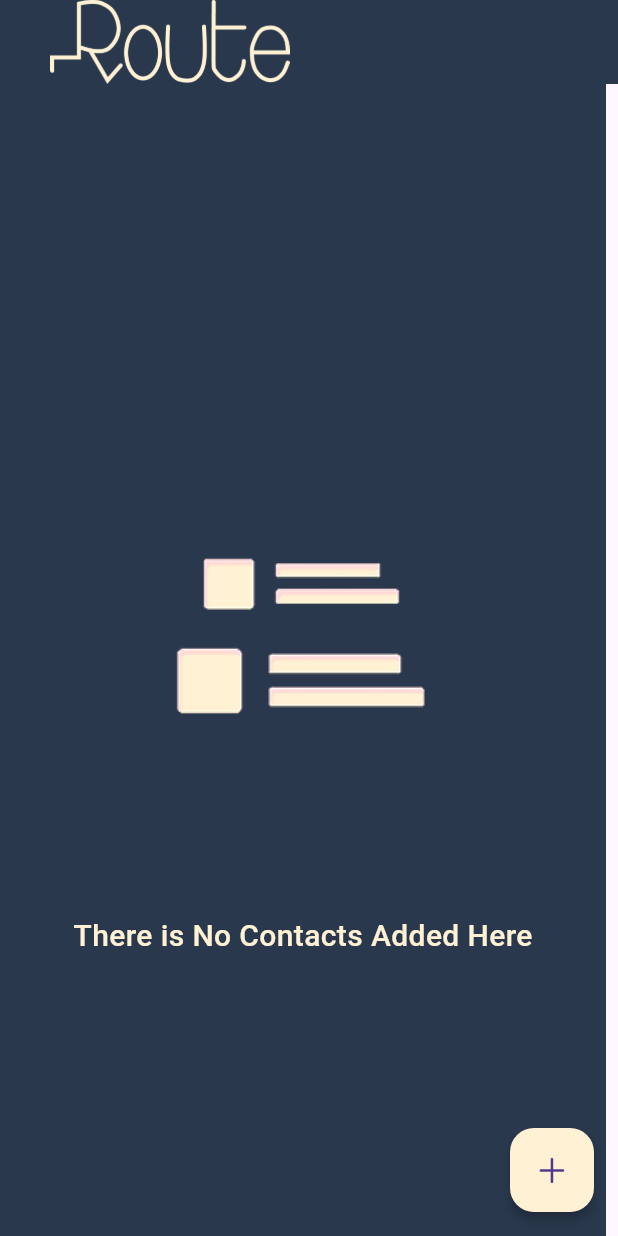
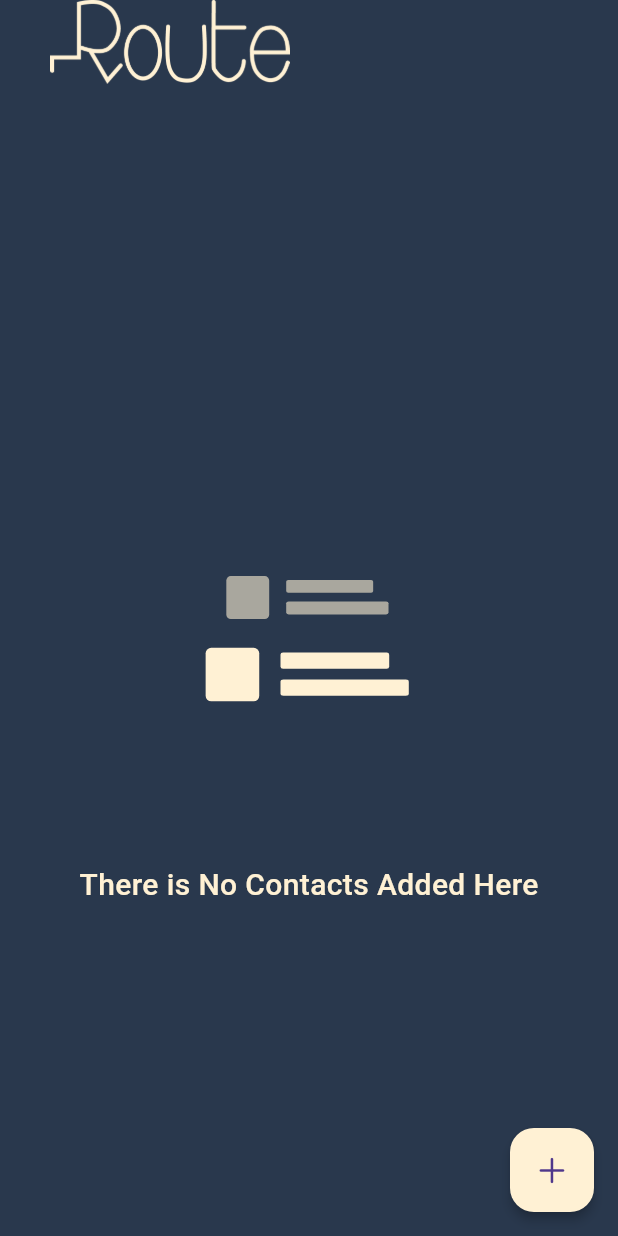
Before and after one commit to OmarAdel10/contact_app, a Flutter app: the screen it shows after launch, on a phone screen of 412 x 824 dp. Run offline on Flutter 3.47's test engine with Material 3 defaults, Android fonts, the phone set to English and light mode, and no system bars; our stand-ins replace lottie.

```diff
--- a/lib/homePage_screen.dart
+++ b/lib/homePage_screen.dart
@@ -1,13 +1,16 @@
 import 'package:flutter/cupertino.dart';
 import 'package:flutter/material.dart';
+import 'package:lottie/lottie.dart';
 
 class HomePageScreen extends StatefulWidget {
   static const String routeName = '/home';
+
+  const HomePageScreen({super.key});
   @override
   State<HomePageScreen> createState() => _HomePageScreenState();
 }
 
-class _HomePageScreenState extends State<HomePageScreen> {
+class _HomePageScreenState extends State<HomePageScreen>{
   @override
   Widget build(BuildContext context) {
     return Scaffold(
@@ -23,7 +26,12 @@ class _HomePageScreenState extends State<HomePageScreen> {
           child: Column(
             mainAxisAlignment: MainAxisAlignment.center,
             children: [
-              Image.asset('assets/images/homepage_middle_image.png'),
+              Center(
+                child: Lottie.asset(
+                  'assets/lottie/Animation.json',
+                  repeat: false,
+                ),
+              ),
               Text(
                 'There is No Contacts Added Here',
                 style: TextStyle(
@@ -50,5 +58,4 @@ class _HomePageScreenState extends State<HomePageScreen> {
   void _bottomSheet(BuildContext context) {
     showModalBottomSheet(context: context, builder: (_) => Container());
   }
-
 }
--- a/pubspec.yaml
+++ b/pubspec.yaml
@@ -61,6 +61,7 @@ flutter:
   # To add assets to your application, add an assets section, like this:
   assets:
     - assets/images/
+    - assets/lottie/
   #   - images/a_dot_ham.jpeg
 
   # An image asset can refer to one or more resolution-specific "variants", see
```
Also changed, not shown: assets/lottie/Animation.json (added, +1 -0 lines), assets/images/homepage_middle_image.png (deleted).
